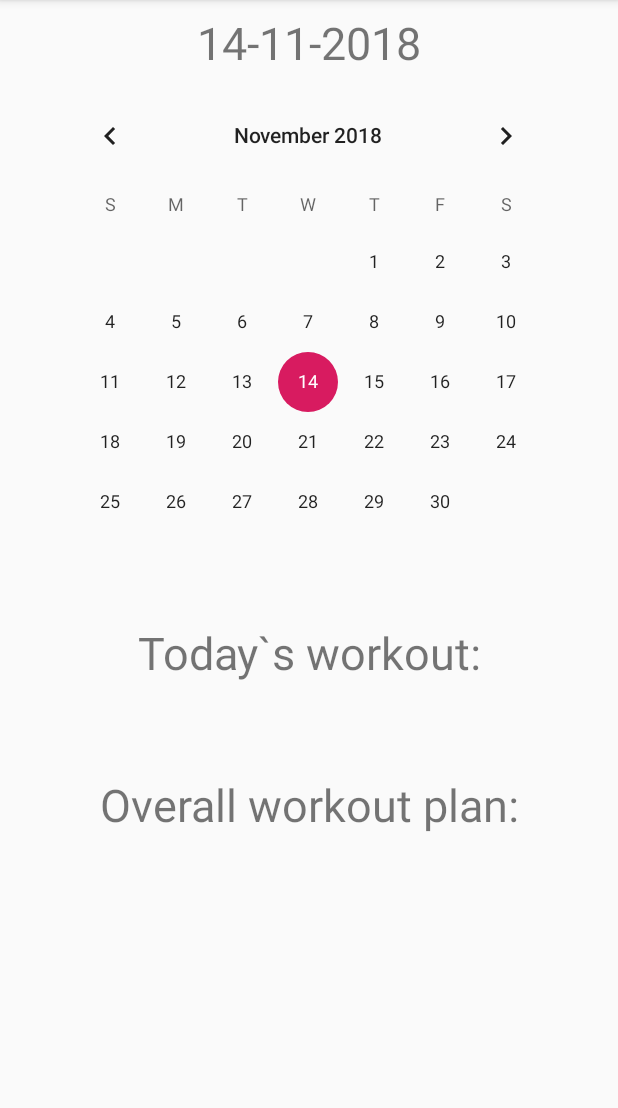
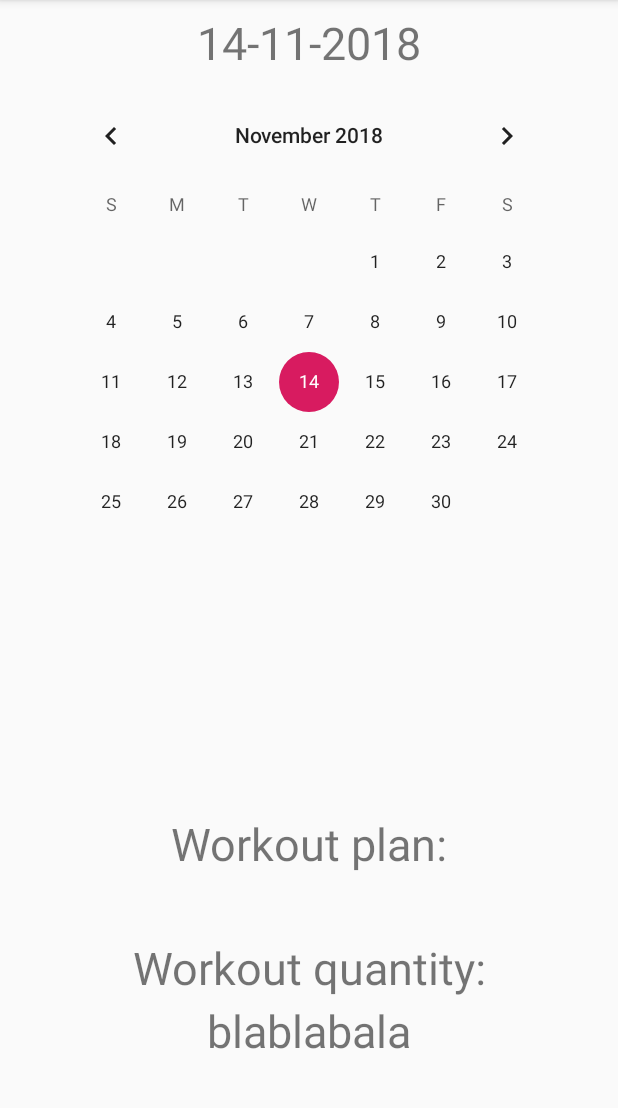
Before and after one commit to niuxe/android_fitnessApp, an Android app: the fragment Fragment1_Calendar shown on its own in the app's theme, on a phone screen of 412 x 824 dp, the part 84-1192 px from its top. Run offline under Robolectric (Android 15) with nearby library versions, the phone set to English and light mode, and no system bars.

Commit message:
changed calendar layout again

```diff
--- a/app/src/main/res/layout/calendar_fragment.xml
+++ b/app/src/main/res/layout/calendar_fragment.xml
@@ -1,92 +1,64 @@
 <?xml version="1.0" encoding="utf-8"?>
-<android.support.constraint.ConstraintLayout xmlns:android="http://schemas.android.com/apk/res/android"
+<LinearLayout xmlns:android="http://schemas.android.com/apk/res/android"
     xmlns:app="http://schemas.android.com/apk/res-auto"
     xmlns:tools="http://schemas.android.com/tools"
-    android:id="@+id/constraintLayout"
+    android:id="@+id/linearLayout"
     android:layout_width="match_parent"
-    android:layout_height="match_parent">
+    android:layout_height="match_parent"
+    android:orientation="vertical">
 
     <TextView
         android:id="@+id/todaysDateView"
         android:layout_width="wrap_content"
         android:layout_height="wrap_content"
+        android:layout_gravity="center"
+        android:gravity="center"
         android:layout_marginStart="8dp"
         android:layout_marginTop="8dp"
         android:layout_marginEnd="8dp"
-        android:textAlignment="center"
-        android:textSize="30sp"
-        app:layout_constraintEnd_toEndOf="parent"
-        app:layout_constraintLeft_toLeftOf="parent"
-        app:layout_constraintStart_toStartOf="parent"
-        app:layout_constraintTop_toTopOf="parent"
-        tools:layout_constraintLeft_creator="1"
-        tools:layout_constraintTop_creator="1" />
+        android:textSize="30sp" />
 
     <CalendarView
         android:id="@+id/calendarView"
         android:layout_width="wrap_content"
-        android:layout_height="wrap_content"
+        android:layout_height="0dp"
+        android:layout_gravity="center"
         android:layout_marginStart="8dp"
         android:layout_marginTop="8dp"
         android:layout_marginEnd="8dp"
         android:layout_marginBottom="8dp"
-        app:layout_constraintBottom_toBottomOf="parent"
-        app:layout_constraintEnd_toEndOf="parent"
-        app:layout_constraintHorizontal_bias="0.488"
-        app:layout_constraintStart_toStartOf="parent"
-        app:layout_constraintTop_toBottomOf="@+id/todaysDateView"
-        app:layout_constraintVertical_bias="0.0" />
+        android:layout_weight="1" />
 
     <TextView
         android:id="@+id/staticTextView"
         android:layout_width="match_parent"
         android:layout_height="wrap_content"
-        android:layout_marginTop="20dp"
         android:text="@string/staticText"
-        android:textAlignment="center"
-        android:textSize="30sp"
-        app:layout_constraintEnd_toEndOf="parent"
-        app:layout_constraintHorizontal_bias="0.0"
-        app:layout_constraintStart_toStartOf="parent"
-        app:layout_constraintTop_toBottomOf="@+id/calendarView" />
+        android:gravity="center"
+        android:textSize="30sp" />
 
     <TextView
         android:id="@+id/todaysWorkout"
         android:layout_width="match_parent"
         android:layout_height="wrap_content"
-        android:textAlignment="center"
-        android:textSize="30sp"
-        app:layout_constraintEnd_toEndOf="parent"
-        app:layout_constraintHorizontal_bias="0.0"
-        app:layout_constraintStart_toStartOf="parent"
-        app:layout_constraintTop_toBottomOf="@+id/staticTextView" />
+        android:gravity="center"
+        android:textSize="30sp" />
 
     <TextView
-        android:id="@+id/textView3"
+        android:id="@+id/staticTextView1"
         android:layout_width="match_parent"
         android:layout_height="43dp"
-        android:layout_marginTop="20dp"
+        android:gravity="center"
         android:text="@string/staticText1"
-        android:textAlignment="center"
-        android:textSize="30sp"
-        app:layout_constraintEnd_toEndOf="parent"
-        app:layout_constraintHorizontal_bias="0.0"
-        app:layout_constraintStart_toStartOf="parent"
-        app:layout_constraintTop_toBottomOf="@+id/todaysWorkout" />
+        android:textSize="30sp" />
 
     <TextView
         android:id="@+id/textView4"
         android:layout_width="match_parent"
         android:layout_height="41dp"
-        android:layout_marginTop="8dp"
-        android:layout_marginBottom="8dp"
-        android:textAlignment="center"
-        android:textSize="30sp"
-        app:layout_constraintBottom_toBottomOf="parent"
-        app:layout_constraintEnd_toEndOf="parent"
-        app:layout_constraintHorizontal_bias="0.0"
-        app:layout_constraintStart_toStartOf="parent"
-        app:layout_constraintTop_toBottomOf="@+id/textView3"
-        app:layout_constraintVertical_bias="0.0" />
+        android:layout_marginBottom="60dp"
+        android:gravity="center"
+        android:text="blablabala"
+        android:textSize="30sp" />
 
-</android.support.constraint.ConstraintLayout>
+</LinearLayout>
--- a/app/src/main/res/values/strings.xml
+++ b/app/src/main/res/values/strings.xml
@@ -5,6 +5,6 @@
     <string name="tab_text_3">Progress</string>
     <string name="action_settings">Settings</string>
     <string name="section_format">Hello World from section: %1$d</string>
-    <string name="staticText">Today`s workout: </string>
-    <string name="staticText1">Overall workout plan: </string>
+    <string name="staticText">Workout plan: </string>
+    <string name="staticText1">Workout quantity: </string>
 </resources>
```
